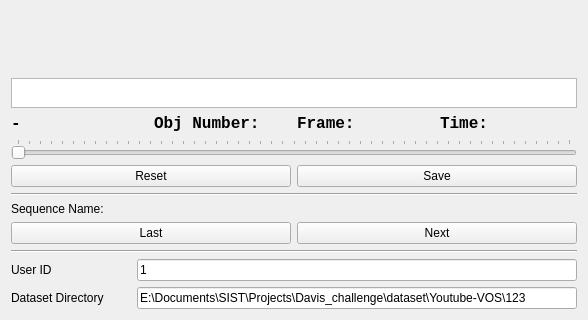
First picture: the form in scribble_collector_UI.ui, repository ShenhanQian/inital-scribble-collector, before the edit; both pictures show x 0 to 588 and y 339 to 659 of the 588 by 659 pixel window.
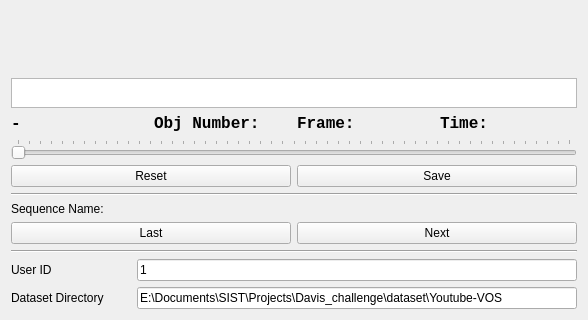
Second picture: the form after the edit.

Diff of the .ui file:
```diff
--- a/scribble_collector_UI.ui
+++ b/scribble_collector_UI.ui
@@ -308,7 +308,7 @@
           </sizepolicy>
          </property>
          <property name="text">
-          <string>E:\Documents\SIST\Projects\Davis_challenge\dataset\Youtube-VOS\123</string>
+          <string>E:\Documents\SIST\Projects\Davis_challenge\dataset\Youtube-VOS</string>
          </property>
         </widget>
        </item>
```
